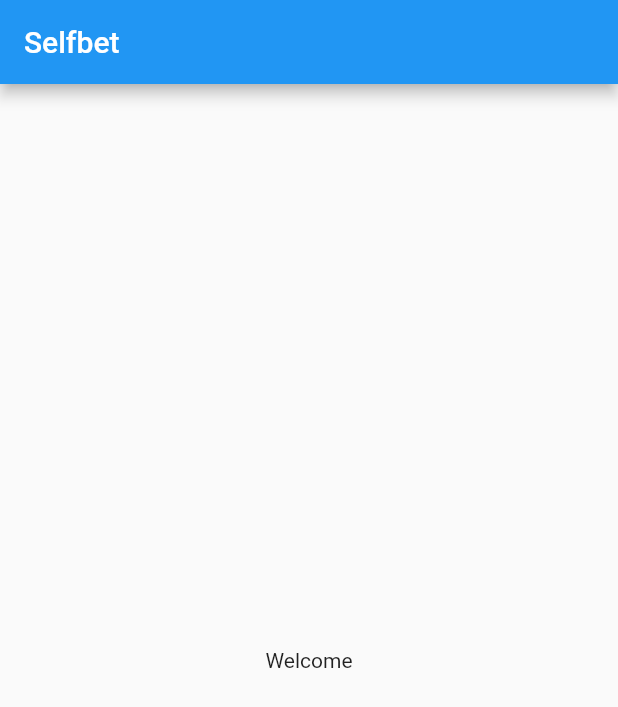
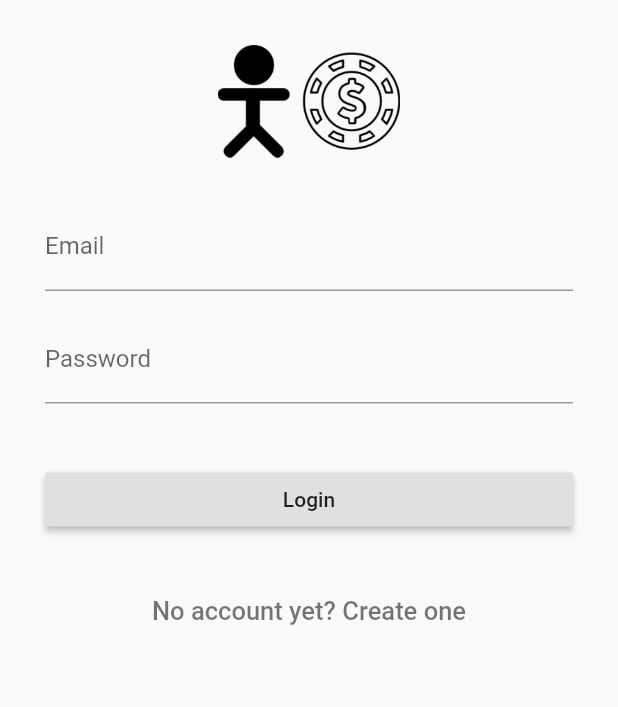
Before and after one commit to axmccx/selfbet, a Flutter app: the screen it shows after launch, on a phone screen of 412 x 824 dp. Shown: the top 707 px of the screen. Run offline on Flutter 3.47's test engine with Material 2 defaults, Android fonts, the phone set to English and light mode, and no system bars; our stand-ins replace firebase_auth; accounts and stored records are empty.

Commit message:
Basic Login

```diff
--- a/lib/main.dart
+++ b/lib/main.dart
@@ -1,21 +1,9 @@
 import 'package:flutter/material.dart';
+import './ui/login_page.dart';
 
-void main() => runApp(new MyApp());
-
-class MyApp extends StatelessWidget {
-  // This widget is the root of your application.
-  @override
-  Widget build(BuildContext context) {
-    return new MaterialApp(
-      title: 'Selfbet',
-      home: new Scaffold(
-        appBar:  new AppBar(
-          title: new Text('Selfbet'),
-        ),
-        body: new Center(
-          child: new Text('Welcome'),
-        ),
-      ),
-    );
-  }
+void main() {
+  runApp(new MaterialApp(
+    title: "Selfbet",
+    home: new LoginPage(),
+  ));
 }
--- /dev/null
+++ b/lib/ui/login_page.dart
@@ -0,0 +1,117 @@
+import 'package:flutter/material.dart';
+import 'package:firebase_auth/firebase_auth.dart';
+
+class LoginPage extends StatefulWidget {
+  @override
+  _LoginPageState createState() => new _LoginPageState();
+}
+
+class _LoginPageState extends State<LoginPage> {
+  final scaffoldKey = new GlobalKey<ScaffoldState>();
+  final formKey = new GlobalKey<FormState>();
+
+  String _email;
+  String _password;
+  FocusNode _focusNode;
+
+  @override
+  void initState() {
+    super.initState();
+    _focusNode = new FocusNode();
+  }
+
+  @override
+  void dispose() {
+    _focusNode.dispose();
+    super.dispose();
+  }
+
+  void _submit() {
+    final form = formKey.currentState;
+    if (form.validate()) {
+      form.save();
+      _performLogin();
+    }
+  }
+
+  void _performLogin() async {
+    try {
+      FirebaseUser user = await FirebaseAuth.instance.signInWithEmailAndPassword(
+        email: _email,
+        password: _password,
+      );
+      debugPrint('Signed in: ${user.uid}');
+    } catch (e) {
+      final snackbar = new SnackBar(
+        content: new Text('Incorrect username or password'),
+      );
+      scaffoldKey.currentState.showSnackBar(snackbar);
+    }
+  }
+
+  @override
+  Widget build(BuildContext context) {
+    return new Scaffold(
+      key: scaffoldKey,
+      body: new Container(
+        padding: new EdgeInsets.all(30.0),
+        child: new Form(
+          key: formKey,
+          child: new ListView(
+            children: <Widget>[
+              new Image.asset(
+                'images/loginLogo.png',
+                width: 75.0,
+                height: 75.0,
+              ),
+              new Padding(padding: new EdgeInsets.all(15.0)),
+              new TextFormField(
+                decoration: new InputDecoration(
+                  labelText: 'Email',
+                ),
+                validator: (val) =>
+                    !val.contains('@') ? 'Not a valid email.' : null,
+                onSaved: (val) => _email = val,
+                keyboardType: TextInputType.emailAddress,
+                onFieldSubmitted: (s) {
+                  FocusScope.of(context).requestFocus(_focusNode);
+                },
+              ),
+              new Padding(padding: new EdgeInsets.all(8.0)),
+              new TextFormField(
+                focusNode: _focusNode,
+                decoration: new InputDecoration(
+                  labelText: 'Password',
+                ),
+                validator: (val) =>
+                    val.length < 6 ? 'Password too short.' : null,
+                onSaved: (val) => _password = val,
+                obscureText: true,
+                onFieldSubmitted: (s) { _submit(); },
+              ),
+              new Padding(padding: new EdgeInsets.all(20.0)),
+              new RaisedButton(
+                onPressed: _submit,
+                child: new Text("Login"),
+              ),
+              new Padding(padding: new EdgeInsets.all(20.0)),
+              new Center(
+                child: new InkWell(
+                  onTap: () => debugPrint('Create new account!'),
+                  child: new Text(
+                    'No account yet? Create one',
+                    style: new TextStyle(
+                      color: Colors.black54,
+                      fontSize: 17.0,
+                      fontWeight: FontWeight.w500,
+                    ),
+                  ),
+                ),
+              ),
+            ],
+          ),
+        ),
+      ),
+    );
+  }
+}
--- a/pubspec.yaml
+++ b/pubspec.yaml
@@ -4,6 +4,10 @@ description: Bet on yourself
 dependencies:
   flutter:
     sdk: flutter
+  #google_sign_in: "^3.0.3"
+  firebase_analytics: "^0.3.3"
+  firebase_auth: "^0.5.7"
+  cloud_firestore: "^0.6.3"
 
   # The following adds the Cupertino Icons font to your application.
   # Use with the CupertinoIcons class for iOS style icons.
@@ -29,6 +33,8 @@ flutter:
   # assets:
   #  - images/a_dot_burr.jpeg
   #  - images/a_dot_ham.jpeg
+  assets:
+    - images/loginLogo.png
 
   # An image asset can refer to one or more resolution-specific "variants", see
   # https://flutter.io/assets-and-images/#resolution-aware.
```
Also changed, not shown: images/loginLogo.png (added), pubspec.lock, 36 other files.
